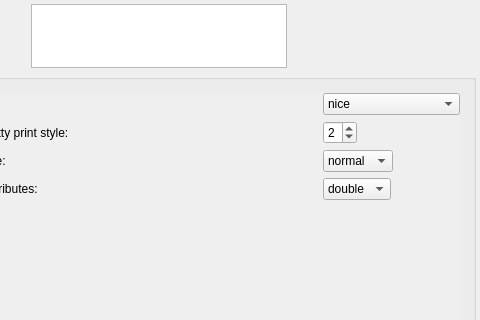
The window that src/wizarddialog.ui (RazrFalcon/svgcleaner) describes before a commit, drawn with Qt 5; both pictures show x 163 to 643 and y 0 to 320 of the 643 by 627 pixel window.
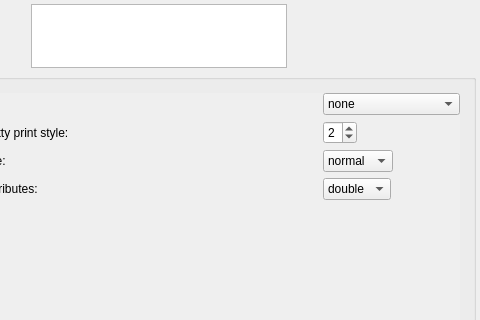
The same window after the commit. The open tabs and pages were chosen to show the change. Custom widgets are drawn as their Qt base class.

What changed in the file:
```diff
--- a/src/wizarddialog.ui
+++ b/src/wizarddialog.ui
@@ -1787,8 +1787,8 @@
               <rect>
                <x>0</x>
                <y>0</y>
-               <width>325</width>
-               <height>104</height>
+               <width>613</width>
+               <height>500</height>
               </rect>
              </property>
              <layout class="QGridLayout" name="gridLayoutOutput">
@@ -1817,7 +1817,7 @@
                  <string notr="true">2</string>
                 </property>
                 <property name="currentIndex">
-                 <number>2</number>
+                 <number>0</number>
                 </property>
                 <item>
                  <property name="text">
```
Left out of the diff: 74 changed lines with no effect on the pictures.
